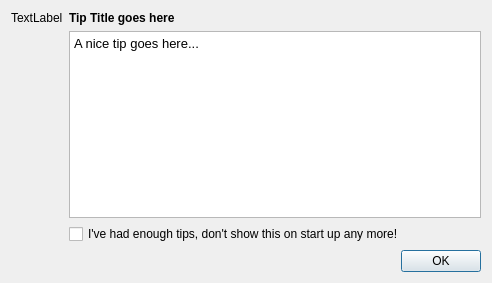
Qt form src/ui/qgstipguibase.ui (stopa85/Quantum-GIS) before a commit.
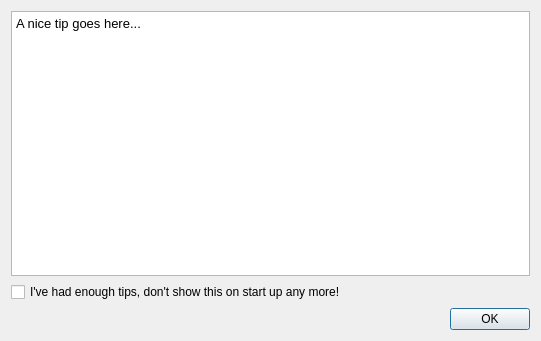
The same form after that commit.

Patch:
```diff
--- a/src/ui/qgstipguibase.ui
+++ b/src/ui/qgstipguibase.ui
@@ -6,35 +6,15 @@
    <rect>
     <x>0</x>
     <y>0</y>
-    <width>492</width>
-    <height>283</height>
+    <width>541</width>
+    <height>341</height>
    </rect>
   </property>
   <property name="windowTitle">
    <string>QGIS Tips!</string>
   </property>
   <layout class="QGridLayout" name="gridLayout">
-   <item row="0" column="0">
-    <widget class="QLabel" name="qgisIcon">
-     <property name="text">
-      <string>TextLabel</string>
-     </property>
-    </widget>
-   </item>
-   <item row="0" column="1">
-    <widget class="QLabel" name="lblTitle">
-     <property name="styleSheet">
-      <string notr="true">font-weight: bold; </string>
-     </property>
-     <property name="text">
-      <string>Tip Title goes here</string>
-     </property>
-     <property name="textFormat">
-      <enum>Qt::PlainText</enum>
-     </property>
-    </widget>
-   </item>
-   <item row="1" column="1">
+   <item row="0" column="0" colspan="2">
     <widget class="QTextBrowser" name="txtTip">
      <property name="sizePolicy">
       <sizepolicy hsizetype="Expanding" vsizetype="Expanding">
@@ -46,22 +26,22 @@
       <string>&lt;!DOCTYPE HTML PUBLIC &quot;-//W3C//DTD HTML 4.0//EN&quot; &quot;http://www.w3.org/TR/REC-html40/strict.dtd&quot;&gt;
 &lt;html&gt;&lt;head&gt;&lt;meta name=&quot;qrichtext&quot; content=&quot;1&quot; /&gt;&lt;style type=&quot;text/css&quot;&gt;
 p, li { white-space: pre-wrap; }
-&lt;/style&gt;&lt;/head&gt;&lt;body style=&quot; font-family:'Ubuntu'; font-size:10pt; font-weight:400; font-style:normal;&quot;&gt;
-&lt;p style=&quot; margin-top:0px; margin-bottom:0px; margin-left:0px; margin-right:0px; -qt-block-indent:0; text-indent:0px;&quot;&gt;A nice tip goes here...&lt;/p&gt;&lt;/body&gt;&lt;/html&gt;</string>
+&lt;/style&gt;&lt;/head&gt;&lt;body style=&quot; font-family:'Lucida Grande'; font-size:13pt; font-weight:400; font-style:normal;&quot;&gt;
+&lt;p style=&quot; margin-top:0px; margin-bottom:0px; margin-left:0px; margin-right:0px; -qt-block-indent:0; text-indent:0px;&quot;&gt;&lt;span style=&quot; font-family:'Ubuntu'; font-size:10pt;&quot;&gt;A nice tip goes here...&lt;/span&gt;&lt;/p&gt;&lt;/body&gt;&lt;/html&gt;</string>
      </property>
      <property name="openExternalLinks">
       <bool>true</bool>
      </property>
     </widget>
    </item>
-   <item row="2" column="1">
+   <item row="1" column="0" colspan="2">
     <widget class="QCheckBox" name="cbxDisableTips">
      <property name="text">
       <string>I've had enough tips, don't show this on start up any more!</string>
      </property>
     </widget>
    </item>
-   <item row="3" column="1">
+   <item row="2" column="0" colspan="2">
     <widget class="QDialogButtonBox" name="buttonBox">
      <property name="orientation">
       <enum>Qt::Horizontal</enum>
```
